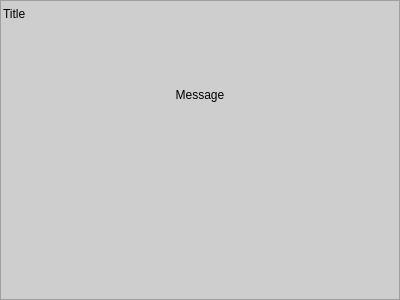
Qt form wengophone/src/presentation/qt/toaster/QtCallToaster.ui (tkrotoff/WengoPhone) before a commit.
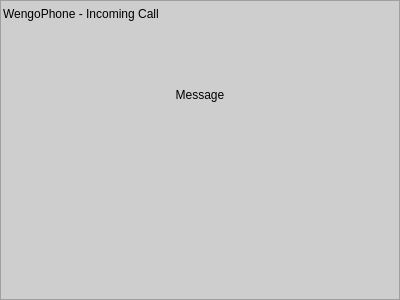
The same form after that commit. Icons and pictures are not drawn. Custom widgets are drawn as their Qt base class.

The edit to the form file:
```diff
--- a/wengophone/src/presentation/qt/toaster/QtCallToaster.ui
+++ b/wengophone/src/presentation/qt/toaster/QtCallToaster.ui
@@ -593,6 +593,12 @@
           <property name="orientation" >
            <enum>Qt::Horizontal</enum>
           </property>
+          <property name="sizeHint" >
+           <size>
+            <width>20</width>
+            <height>40</height>
+           </size>
+          </property>
          </spacer>
         </item>
         <item row="0" column="0" >
@@ -622,7 +628,7 @@
         <item>
          <widget class="QLabel" name="titleLabel" >
           <property name="text" >
-           <string>Title</string>
+           <string>WengoPhone - Incoming Call</string>
           </property>
          </widget>
         </item>
```
Left out of the diff: 6 changed lines with no effect on the pictures.
